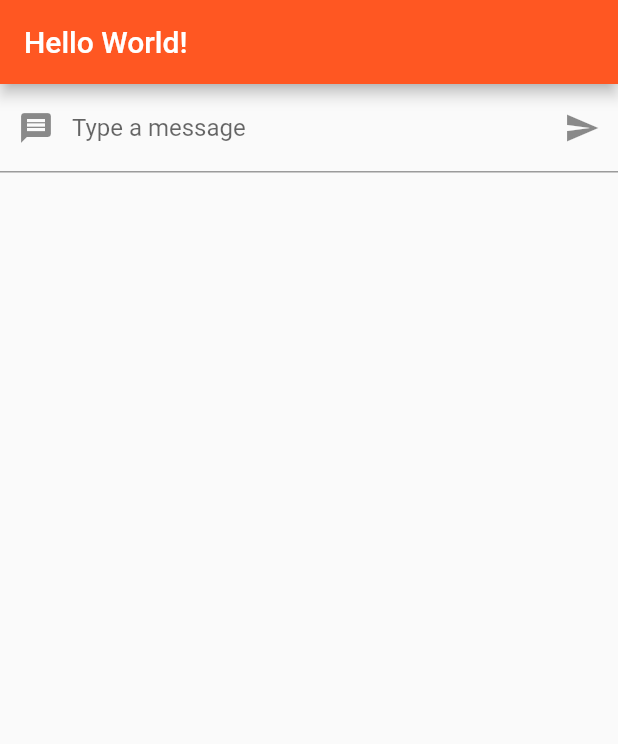
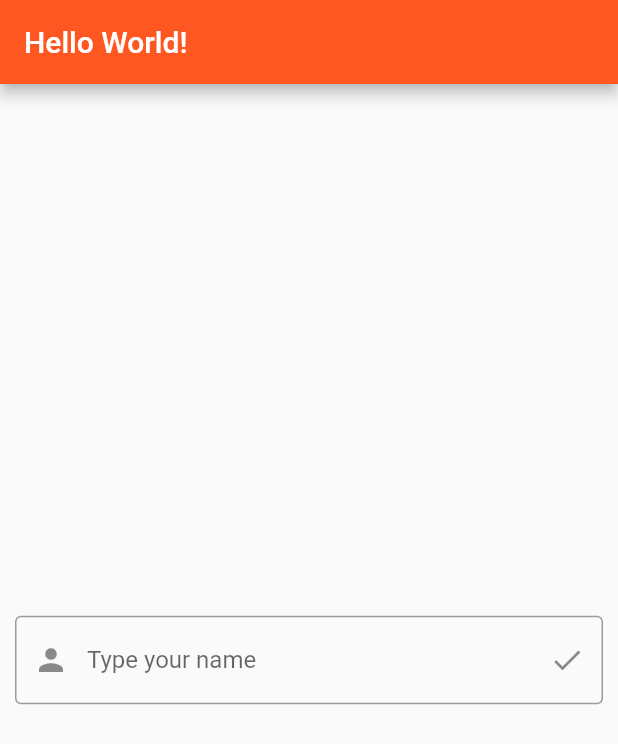
Before and after one commit to Andruixxd31/Flutter_tutorials, a Flutter app: the screen it shows after launch, on a phone screen of 412 x 824 dp. Shown: the top 744 px of the screen. Run offline on Flutter 3.47's test engine with Material 2 defaults, Android fonts, the phone set to English and light mode, and no system bars.

Commit message:
added page navigation between login and homepage

```diff
--- /dev/null
+++ b/hello_world/lib/login.dart
@@ -0,0 +1,51 @@
+import 'package:flutter/material.dart';
+import 'package:hello_world/myHomePage.dart';
+
+class LoginPage extends StatelessWidget {
+  @override
+  Widget build(BuildContext context) {
+    return Scaffold(
+        appBar: AppBar(
+          title: Text("Hello World!"),
+        ),
+        body: Body());
+  }
+}
+
+class Body extends StatefulWidget {
+  @override
+  _BodyState createState() => _BodyState();
+}
+
+class _BodyState extends State<Body> {
+  String name;
+  TextEditingController controller = new TextEditingController();
+
+  void click() {
+    this.name = controller.text;
+    //works like a stack which keeps the pages
+    Navigator.push(context,
+        MaterialPageRoute(builder: (context) => MyHomePage(this.name)));
+  }
+
+  @override
+  Widget build(BuildContext context) {
+    return Align(
+        alignment: Alignment.center,
+        child: Padding(
+            padding: EdgeInsets.all(10),
+            child: TextField(
+                controller: this.controller,
+                decoration: InputDecoration(
+                    prefixIcon: Icon(Icons.person),
+                    labelText: "Type your name",
+                    border: OutlineInputBorder(
+                        borderSide: BorderSide(width: 5, color: Colors.black)),
+                    suffixIcon: IconButton(
+                      icon: Icon(Icons.done),
+                      splashColor: Colors.deepOrange,
+                      tooltip: "Submit",
+                      onPressed: this.click,
+                    )))));
+  }
+}
--- a/hello_world/lib/main.dart
+++ b/hello_world/lib/main.dart
@@ -1,4 +1,5 @@
 import 'package:flutter/material.dart'; //imports the main class
+import 'package:hello_world/login.dart';
 //Flutter uses widgets to handle everything in the framework
 //The widgets follow a hierierchy
 
@@ -21,40 +22,8 @@ class MyApp extends StatelessWidget {
       ),
       //home is the homepage of the app... duh
       //It receives widgets
-      home: MyHomePage(),
+      home: LoginPage(),
     );
-  }
-}
-
-class MyHomePage extends StatefulWidget {
-  @override
-  _MyHomePageState createState() => _MyHomePageState();
-}
-
-class _MyHomePageState extends State<MyHomePage> {
-  String text = "";
-
-  void changeText(String text) {
-    this.setState(() {
-      this.text = text;
-    });
-  }
-
-  @override
-  Widget build(BuildContext context) {
-    //we need to return a widget
-    //Scaffold can hold other widgets inside it
-    //Scaffold gives the structure of the page
-    return Scaffold(
-        appBar: AppBar(
-          title: Text("Hello World!"),
-        ),
-        body: Column(
-          //we omith the () in changeText to not call the function and have
-          //it in a variable instead that will be passed to callback
-          children: <Widget>[TextInputWidget(this.changeText), Text(this.text)],
-        ));
-    //* Flutter show its own comments to show where widgets ends
   }
 }
 
@@ -62,50 +31,6 @@ class _MyHomePageState extends State<MyHomePage> {
 // Has two classes
 // 1 takes constructor arguments
 // 2 class handles the state
-class TextInputWidget extends StatefulWidget {
-  final Function(String) callback;
-
-  //Constructor
-  //Callback will be equal to the function changeText
-  TextInputWidget(this.callback);
-
-  @override
-  _TextInputWidgetState createState() => _TextInputWidgetState();
-}
-
-// A State class has an underscore as a prefix
-//The widget is rendered once by the program we need to updated to show changes
-class _TextInputWidgetState extends State<TextInputWidget> {
-  final controller = TextEditingController();
-  //When we disposed the widget we clean the controller inside it
-  @override
-  void dispose() {
-    super.dispose(); //dispose the parent Widget
-    controller.dispose(); //dispose the controller
-  }
-
-  void click() {
-    //widget accesses the class TextInputWidget
-    widget.callback(controller.text);
-    //clears the input field
-    controller.clear();
-  }
-
-  @override
-  Widget build(BuildContext context) {
-    return TextField(
-        controller: this.controller,
-        decoration: InputDecoration(
-            prefixIcon: Icon(Icons.message),
-            labelText: "Type a message",
-            suffixIcon: IconButton(
-              icon: Icon(Icons.send),
-              splashColor: Colors.deepOrange,
-              tooltip: "post message",
-              onPressed: this.click,
-            )));
-  }
-}
 
 //* Another Example of a StatelessWidget
 // class TestWidget extends StatelessWidget {
```
Also changed, not shown: hello_world/lib/myHomePage.dart (added, +44 -0 lines), hello_world/lib/post.dart (added, +16 -0 lines), hello_world/lib/postList.dart (added, +49 -0 lines), hello_world/lib/textInputWidget.dart (added, +48 -0 lines).
